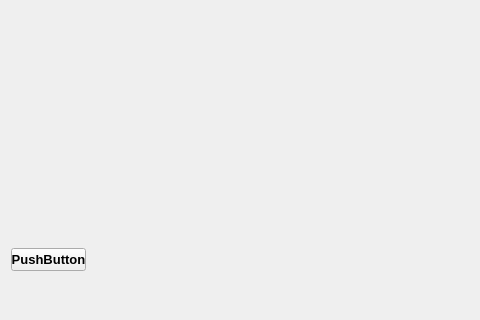
The window that mainwindow.ui (bartoszrud/ArlineReservation) describes before a commit, drawn with Qt 5; both pictures show x 0 to 480 and y 280 to 600 of the 800 by 600 pixel window.
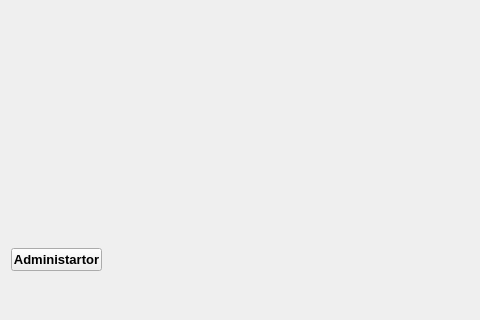
The same window after the commit.

```diff
--- a/mainwindow.ui
+++ b/mainwindow.ui
@@ -64,12 +64,12 @@
          <rect>
           <x>0</x>
           <y>500</y>
-          <width>75</width>
+          <width>91</width>
           <height>23</height>
          </rect>
         </property>
         <property name="text">
-         <string>PushButton</string>
+         <string>Administartor</string>
         </property>
        </widget>
       </widget>
```
